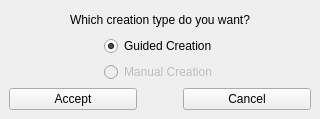
First picture: the form in SR5-Shaman/ui/character/creationinitializingwindow.ui, repository TheSHEEEP/SR5-Shaman, before the edit.
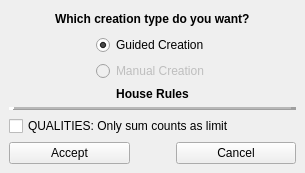
Second picture: the form after the edit.

Commit message: More work on dictionary & preparation for qualities

```diff
--- a/SR5-Shaman/ui/character/creationinitializingwindow.ui
+++ b/SR5-Shaman/ui/character/creationinitializingwindow.ui
@@ -6,8 +6,8 @@
    <rect>
     <x>0</x>
     <y>0</y>
-    <width>320</width>
-    <height>119</height>
+    <width>305</width>
+    <height>169</height>
    </rect>
   </property>
   <property name="windowTitle">
@@ -33,7 +33,7 @@
       <item>
        <widget class="QLabel" name="lblChooseType">
         <property name="text">
-         <string>Which creation type do you want?</string>
+         <string>&lt;html&gt;&lt;head/&gt;&lt;body&gt;&lt;p&gt;&lt;span style=&quot; font-weight:600;&quot;&gt;Which creation type do you want?&lt;/span&gt;&lt;/p&gt;&lt;/body&gt;&lt;/html&gt;</string>
         </property>
        </widget>
       </item>
@@ -106,6 +106,47 @@
       </item>
      </layout>
     </item>
+    <item>
+     <layout class="QHBoxLayout" name="horizontalLayout_4">
+      <item>
+       <widget class="QLabel" name="label">
+        <property name="text">
+         <string>&lt;html&gt;&lt;head/&gt;&lt;body&gt;&lt;p&gt;&lt;span style=&quot; font-weight:600;&quot;&gt;House Rules&lt;/span&gt;&lt;/p&gt;&lt;/body&gt;&lt;/html&gt;</string>
+        </property>
+        <property name="alignment">
+         <set>Qt::AlignCenter</set>
+        </property>
+       </widget>
+      </item>
+     </layout>
+    </item>
+    <item>
+     <widget class="Line" name="line">
+      <property name="frameShadow">
+       <enum>QFrame::Raised</enum>
+      </property>
+      <property name="lineWidth">
+       <number>5</number>
+      </property>
+      <property name="midLineWidth">
+       <number>2</number>
+      </property>
+      <property name="orientation">
+       <enum>Qt::Horizontal</enum>
+      </property>
+     </widget>
+    </item>
+    <item>
+     <layout class="QVBoxLayout" name="verticalLayout_3">
+      <item>
+       <widget class="QCheckBox" name="cbQualityMax">
+        <property name="text">
+         <string>QUALITIES: Only sum counts as limit</string>
+        </property>
+       </widget>
+      </item>
+     </layout>
+    </item>
     <item>
      <layout class="QHBoxLayout" name="horizontalLayout_3">
       <item>
```
The commit also changes 6 other files.
